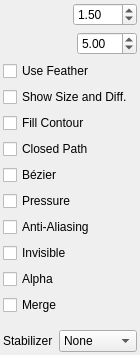
The window that app/ui/tooloptions.ui (pencil2d/pencil) describes before a commit, drawn with Qt 5.
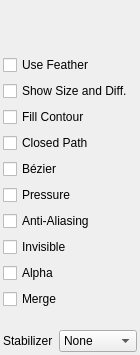
The same window after the commit. Custom widgets are drawn as their Qt base class.

Commit message: Replace SpinSlider/SpinBox with InlineSlider

```diff
--- a/app/ui/tooloptions.ui
+++ b/app/ui/tooloptions.ui
@@ -35,10 +35,10 @@
    <item>
     <widget class="QScrollArea" name="scrollArea">
      <property name="frameShape">
-      <enum>QFrame::NoFrame</enum>
+      <enum>QFrame::Shape::NoFrame</enum>
      </property>
      <property name="frameShadow">
-      <enum>QFrame::Plain</enum>
+      <enum>QFrame::Shadow::Plain</enum>
      </property>
      <property name="widgetResizable">
       <bool>true</bool>
@@ -48,8 +48,8 @@
        <rect>
         <x>0</x>
         <y>0</y>
-        <width>153</width>
-        <height>340</height>
+        <width>163</width>
+        <height>341</height>
        </rect>
       </property>
       <property name="autoFillBackground">
@@ -71,73 +71,35 @@
        <item>
         <layout class="QHBoxLayout" name="horizontalLayout_2">
          <item>
-          <widget class="SpinSlider" name="sizeSlider" native="true">
+          <widget class="InlineSlider" name="sizeSlider" native="true">
+           <property name="minimumSize">
+            <size>
+             <width>0</width>
+             <height>20</height>
+            </size>
+           </property>
            <property name="toolTip">
             <string>Set Stroke Width &lt;br&gt;&lt;b&gt;[SHIFT]+drag&lt;/b&gt;&lt;br&gt;for quick adjustment</string>
            </property>
           </widget>
          </item>
-         <item>
-          <widget class="QDoubleSpinBox" name="brushSpinBox">
-           <property name="sizePolicy">
-            <sizepolicy hsizetype="Fixed" vsizetype="Fixed">
-             <horstretch>0</horstretch>
-             <verstretch>0</verstretch>
-            </sizepolicy>
-           </property>
-           <property name="minimumSize">
-            <size>
-             <width>60</width>
-             <height>0</height>
-            </size>
-           </property>
-           <property name="minimum">
-            <double>0.500000000000000</double>
-           </property>
-           <property name="maximum">
-            <double>200.000000000000000</double>
-           </property>
-           <property name="value">
-            <double>1.500000000000000</double>
-           </property>
-          </widget>
-         </item>
         </layout>
        </item>
        <item>
         <layout class="QHBoxLayout" name="horizontalLayout">
          <item>
-          <widget class="SpinSlider" name="featherSlider" native="true">
+          <widget class="InlineSlider" name="featherSlider" native="true">
+           <property name="minimumSize">
+            <size>
+             <width>0</width>
+             <height>20</height>
+            </size>
+           </property>
            <property name="toolTip">
             <string>Set Stroke Feather &lt;br&gt;&lt;b&gt;[CTRL]+drag&lt;/b&gt;&lt;br&gt;for quick adjustment</string>
            </property>
           </widget>
          </item>
-         <item>
-          <widget class="QDoubleSpinBox" name="featherSpinBox">
-           <property name="sizePolicy">
-            <sizepolicy hsizetype="Fixed" vsizetype="Fixed">
-             <horstretch>0</horstretch>
-             <verstretch>0</verstretch>
-            </sizepolicy>
-           </property>
-           <property name="minimumSize">
-            <size>
-             <width>60</width>
-             <height>0</height>
-            </size>
-           </property>
-           <property name="minimum">
-            <double>0.100000000000000</double>
-           </property>
-           <property name="maximum">
-            <double>99.000000000000000</double>
-           </property>
-           <property name="value">
-            <double>5.000000000000000</double>
-           </property>
-          </widget>
-         </item>
         </layout>
        </item>
        <item>
@@ -250,7 +212,7 @@
        <item>
         <spacer name="verticalSpacer">
          <property name="orientation">
-          <enum>Qt::Vertical</enum>
+          <enum>Qt::Orientation::Vertical</enum>
          </property>
          <property name="sizeHint" stdset="0">
           <size>
@@ -305,10 +267,10 @@
        <item>
         <spacer name="verticalSpacer1">
          <property name="orientation">
-          <enum>Qt::Vertical</enum>
+          <enum>Qt::Orientation::Vertical</enum>
          </property>
          <property name="sizeType">
-          <enum>QSizePolicy::Expanding</enum>
+          <enum>QSizePolicy::Policy::Expanding</enum>
          </property>
          <property name="sizeHint" stdset="0">
           <size>
@@ -326,9 +288,9 @@
  </widget>
  <customwidgets>
   <customwidget>
-   <class>SpinSlider</class>
+   <class>InlineSlider</class>
    <extends>QWidget</extends>
-   <header>spinslider.h</header>
+   <header>inlineslider.h</header>
    <container>1</container>
   </customwidget>
  </customwidgets>
```
The commit also changes 4 other files.
